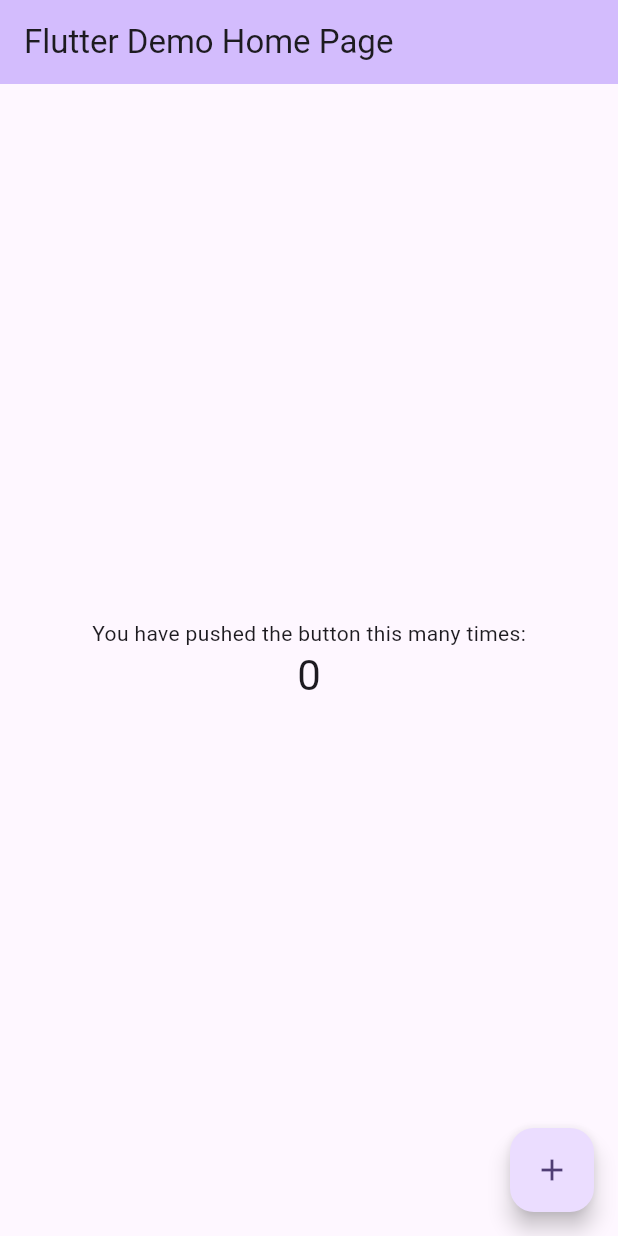
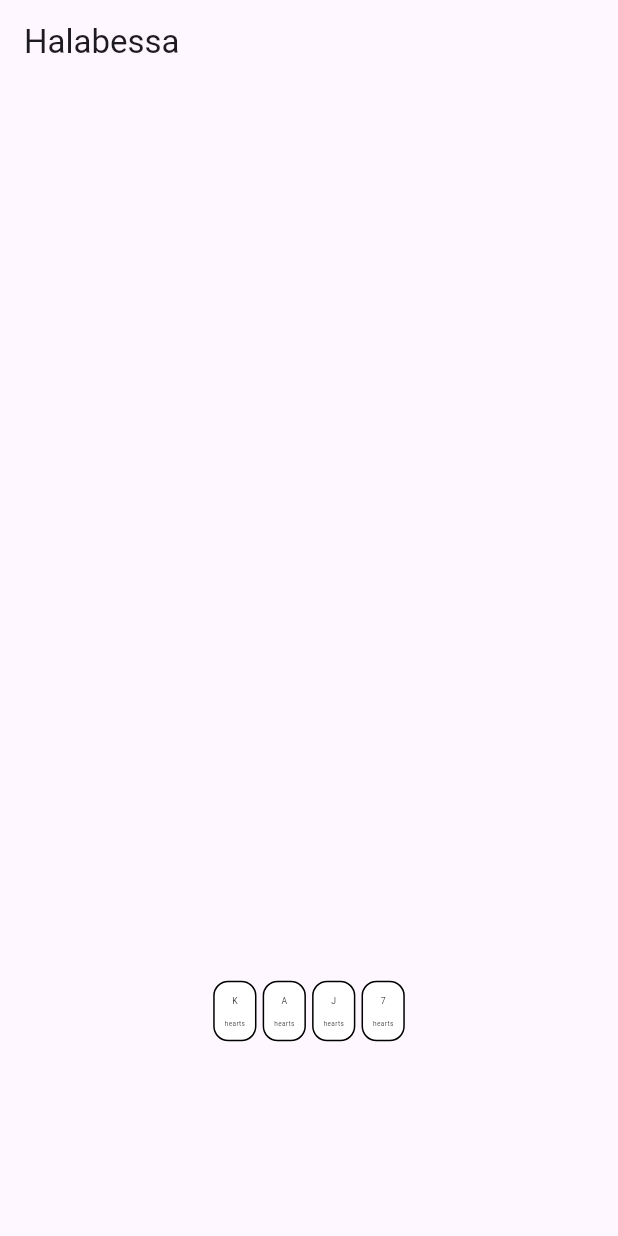
Before and after one commit to ahmed1060/Halabessa-Card-Game, a Flutter app: the screen it shows after launch, on a phone screen of 412 x 824 dp. Run offline on Flutter 3.47's test engine with Material 3 defaults, Android fonts, the phone set to English and light mode, and no system bars.

Commit message:
first code

```diff
--- a/lib/main.dart
+++ b/lib/main.dart
@@ -6,120 +6,127 @@
 
 class MyApp extends StatelessWidget {
   const MyApp({super.key});
-
-  // This widget is the root of your application.
   @override
   Widget build(BuildContext context) {
     return MaterialApp(
-      title: 'Flutter Demo',
-      theme: ThemeData(
-        // This is the theme of your application.
-        //
-        // TRY THIS: Try running your application with "flutter run". You'll see
-        // the application has a purple toolbar. Then, without quitting the app,
-        // try changing the seedColor in the colorScheme below to Colors.green
-        // and then invoke "hot reload" (save your changes or press the "hot
-        // reload" button in a Flutter-supported IDE, or press "r" if you used
-        // the command line to start the app).
-        //
-        // Notice that the counter didn't reset back to zero; the application
-        // state is not lost during the reload. To reset the state, use hot
-        // restart instead.
-        //
-        // This works for code too, not just values: Most code changes can be
-        // tested with just a hot reload.
-        colorScheme: ColorScheme.fromSeed(seedColor: Colors.deepPurple),
-        useMaterial3: true,
+      home: Scaffold(
+        appBar: AppBar(title: Text('Halabessa')),
+        body: CardStack(),
       ),
-      home: const MyHomePage(title: 'Flutter Demo Home Page'),
     );
   }
 }
 
-class MyHomePage extends StatefulWidget {
-  const MyHomePage({super.key, required this.title});
-
-  // This widget is the home page of your application. It is stateful, meaning
-  // that it has a State object (defined below) that contains fields that affect
-  // how it looks.
-
-  // This class is the configuration for the state. It holds the values (in this
-  // case the title) provided by the parent (in this case the App widget) and
-  // used by the build method of the State. Fields in a Widget subclass are
-  // always marked "final".
-
-  final String title;
-
+class CardStack extends StatefulWidget {
   @override
-  State<MyHomePage> createState() => _MyHomePageState();
+  _CardStackState createState() => _CardStackState();
 }
 
-class _MyHomePageState extends State<MyHomePage> {
-  int _counter = 0;
+class _CardStackState extends State<CardStack> {
+  final List<CardInfo> cards = [
+    CardInfo(value: 'K', suit: Suit.hearts),
+    CardInfo(value: 'A', suit: Suit.hearts),
+    CardInfo(value: 'J', suit: Suit.hearts),
+    CardInfo(value: '7', suit: Suit.hearts),
+  ];
 
-  void _incrementCounter() {
-    setState(() {
-      // This call to setState tells the Flutter framework that something has
-      // changed in this State, which causes it to rerun the build method below
-      // so that the display can reflect the updated values. If we changed
-      // _counter without calling setState(), then the build method would not be
-      // called again, and so nothing would appear to happen.
-      _counter++;
-    });
+  double _baseLeftOffset(int index, double cardWidth, double cardSpacing, double sizeWidth) {
+    final totalCardWidth = cardWidth * cards.length;
+    final totalSpacingWidth = cardSpacing * (cards.length - 1);
+    final totalWidth = totalCardWidth + totalSpacingWidth;
+    return (sizeWidth - totalWidth) / 2 + index * (cardWidth + cardSpacing);
+  }
+
+  double _baseTopOffset(double cardWidth, double sizeHeight) {
+    return sizeHeight * 0.75 - cardWidth * 0.7;
   }
 
   @override
   Widget build(BuildContext context) {
-    // This method is rerun every time setState is called, for instance as done
-    // by the _incrementCounter method above.
-    //
-    // The Flutter framework has been optimized to make rerunning build methods
-    // fast, so that you can just rebuild anything that needs updating rather
-    // than having to individually change instances of widgets.
-    return Scaffold(
-      appBar: AppBar(
-        // TRY THIS: Try changing the color here to a specific color (to
-        // Colors.amber, perhaps?) and trigger a hot reload to see the AppBar
-        // change color while the other colors stay the same.
-        backgroundColor: Theme.of(context).colorScheme.inversePrimary,
-        // Here we take the value from the MyHomePage object that was created by
-        // the App.build method, and use it to set our appbar title.
-        title: Text(widget.title),
-      ),
-      body: Center(
-        // Center is a layout widget. It takes a single child and positions it
-        // in the middle of the parent.
-        child: Column(
-          // Column is also a layout widget. It takes a list of children and
-          // arranges them vertically. By default, it sizes itself to fit its
-          // children horizontally, and tries to be as tall as its parent.
-          //
-          // Column has various properties to control how it sizes itself and
-          // how it positions its children. Here we use mainAxisAlignment to
-          // center the children vertically; the main axis here is the vertical
-          // axis because Columns are vertical (the cross axis would be
-          // horizontal).
-          //
-          // TRY THIS: Invoke "debug painting" (choose the "Toggle Debug Paint"
-          // action in the IDE, or press "p" in the console), to see the
-          // wireframe for each widget.
-          mainAxisAlignment: MainAxisAlignment.center,
-          children: <Widget>[
-            const Text(
-              'You have pushed the button this many times:',
-            ),
-            Text(
-              '$_counter',
-              style: Theme.of(context).textTheme.headlineMedium,
+    var size = MediaQuery.of(context).size;
+    final cardWidth = size.width * 0.07;
+    final cardSpacing = size.width * 0.01;
+    final cardHeight = cardWidth * 1.4;
+
+    return Stack(
+      children: List.generate(cards.length, (index) {
+        final baseLeftOffset = _baseLeftOffset(index, cardWidth, cardSpacing, size.width);
+        final baseTopOffset = _baseTopOffset(cardWidth, size.height);
+
+        return Positioned(
+          left: baseLeftOffset,
+          top: baseTopOffset,
+          child: CardWidget(
+            card: cards[index],
+            onTap: () => _handleCardTap(cards[index]),
+          ),
+        );
+      }),
+    );
+  }
+
+  void _handleCardTap(CardInfo card) {
+    showDialog(
+      context: context,
+      builder: (BuildContext context) {
+        return AlertDialog(
+          title: Text("Card Tapped"),
+          content: Text("You tapped on ${card.value} of ${card.suit}."),
+          actions: <Widget>[
+            TextButton(
+              child: Text("OK"),
+              onPressed: () {
+                Navigator.of(context).pop();
+              },
             ),
           ],
-        ),
-      ),
-      floatingActionButton: FloatingActionButton(
-        onPressed: _incrementCounter,
-        tooltip: 'Increment',
-        child: const Icon(Icons.add),
-      ), // This trailing comma makes auto-formatting nicer for build methods.
+        );
+      },
     );
   }
 }
+
+enum Suit { hearts, diamonds, clubs, spades }
+
+class CardInfo {
+  final String value;
+  final Suit suit;
+
+  CardInfo({required this.value, required this.suit});
+}
+
+class CardWidget extends StatelessWidget {
+  final CardInfo card;
+  final VoidCallback onTap;
+
+  const CardWidget({required this.card, required this.onTap});
+
+  @override
+  Widget build(BuildContext context) {
+    final cardWidth = MediaQuery.of(context).size.width * 0.07;
+    final cardHeight = cardWidth * 1.4;
+
+    return InkWell(
+      onTap: onTap,
+      child: Container(
+        width: cardWidth,
+        height: cardHeight,
+        decoration: BoxDecoration(
+          color: Colors.white,
+          border: Border.all(color: Colors.black),
+          borderRadius: BorderRadius.circular(10),
+        ),
+        child: Center(
+          child: Column(
+            mainAxisAlignment: MainAxisAlignment.center,
+            children: [
+              Text(card.value, style: TextStyle(fontSize: cardWidth * 0.2)),
+              SizedBox(height: 8),
+              Text(card.suit.name, style: TextStyle(fontSize: cardWidth * 0.15)),
+            ],
+          ),
+        ),
+),
+);
+}
+}
--- a/pubspec.yaml
+++ b/pubspec.yaml
@@ -35,6 +35,7 @@ dependencies:
   # The following adds the Cupertino Icons font to your application.
   # Use with the CupertinoIcons class for iOS style icons.
   cupertino_icons: ^1.0.6
+  playing_cards: ^0.4.1+11
 
 dev_dependencies:
   flutter_test:
```
Also changed, not shown: pubspec.lock.
